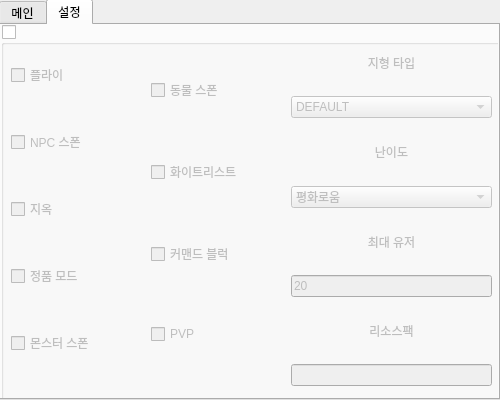
Before: the Qt Designer form main.ui in Cosine-A/EasyBukkit, drawn with Qt 5.
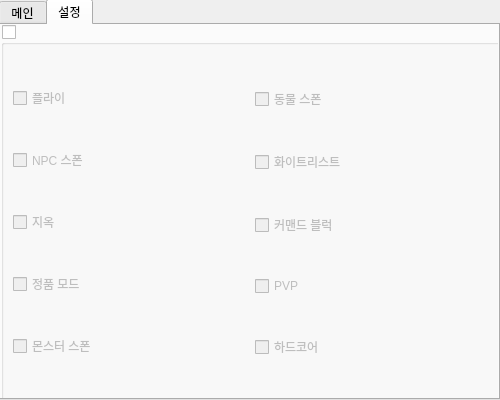
After: the same form once the commit is applied. The open tabs and pages were chosen to show the change.

What changed in the file:
```diff
--- a/main.ui
+++ b/main.ui
@@ -269,130 +269,8 @@
       <property name="checked">
        <bool>false</bool>
       </property>
-      <widget class="QWidget" name="">
-       <property name="geometry">
-        <rect>
-         <x>290</x>
-         <y>10</y>
-         <width>201</width>
-         <height>351</height>
-        </rect>
-       </property>
-       <layout class="QVBoxLayout" name="EditorLayout">
+      <layout class="QHBoxLayout" name="horizontalLayout">
         <item>
-         <widget class="QLabel" name="FlatType">
-          <property name="text">
-           <string>지형 타입</string>
-          </property>
-          <property name="alignment">
-           <set>Qt::AlignCenter</set>
-          </property>
-         </widget>
-        </item>
-        <item>
-         <widget class="QComboBox" name="FlatTypeBox">
-          <item>
-           <property name="text">
-            <string>DEFAULT</string>
-           </property>
-          </item>
-          <item>
-           <property name="text">
-            <string>flat</string>
-           </property>
-          </item>
-         </widget>
-        </item>
-        <item>
-         <widget class="QLabel" name="Difficulty">
-          <property name="text">
-           <string>난이도</string>
-          </property>
-          <property name="alignment">
-           <set>Qt::AlignCenter</set>
-          </property>
-         </widget>
-        </item>
-        <item>
-         <widget class="QComboBox" name="DifficultyBox">
-          <item>
-           <property name="text">
-            <string>평화로움</string>
-           </property>
-          </item>
-          <item>
-           <property name="text">
-            <string>쉬움</string>
-           </property>
-          </item>
-          <item>
-           <property name="text">
-            <string>보통</string>
-           </property>
-          </item>
-          <item>
-           <property name="text">
-            <string>어려움</string>
-           </property>
-          </item>
-          <item>
-           <property name="text">
-            <string>하드코어</string>
-           </property>
-          </item>
-         </widget>
-        </item>
-        <item>
-         <widget class="QLabel" name="MaxPlayer">
-          <property name="text">
-           <string>최대 유저</string>
-          </property>
-          <property name="alignment">
-           <set>Qt::AlignCenter</set>
-          </property>
-         </widget>
-        </item>
-        <item>
-         <widget class="QLineEdit" name="MaxPlayerLine">
-          <property name="baseSize">
-           <size>
-            <width>0</width>
-            <height>0</height>
-           </size>
-          </property>
-          <property name="text">
-           <string>20</string>
-          </property>
-         </widget>
-        </item>
-        <item>
-         <widget class="QLabel" name="ResourcePack">
-          <property name="text">
-           <string>리소스팩</string>
-          </property>
-          <property name="alignment">
-           <set>Qt::AlignCenter</set>
-          </property>
-         </widget>
-        </item>
-        <item>
-         <widget class="QLineEdit" name="ResourcePackLine">
-          <property name="text">
-           <string/>
-          </property>
-         </widget>
-        </item>
-       </layout>
-      </widget>
-      <widget class="QWidget" name="">
-       <property name="geometry">
-        <rect>
-         <x>10</x>
-         <y>1</y>
-         <width>141</width>
-         <height>371</height>
-        </rect>
-       </property>
        <layout class="QVBoxLayout" name="SelectorLayout">
         <item>
          <widget class="QCheckBox" name="AllowFlight">
@@ -430,16 +308,8 @@
          </widget>
         </item>
        </layout>
-      </widget>
-      <widget class="QWidget" name="">
-       <property name="geometry">
-        <rect>
-         <x>150</x>
-         <y>1</y>
-         <width>141</width>
-         <height>371</height>
-        </rect>
-       </property>
+       </item>
+       <item>
        <layout class="QVBoxLayout" name="SelectorLayout2">
         <item>
          <widget class="QCheckBox" name="SpawnAnimal">
@@ -469,8 +339,16 @@
           </property>
          </widget>
         </item>
-       </layout>
-      </widget>
+         <item>
+          <widget class="QCheckBox" name="HardCore">
+           <property name="text">
+            <string>하드코어</string>
+           </property>
+          </widget>
+         </item>
+        </layout>
+       </item>
+      </layout>
      </widget>
     </widget>
    </widget>
```
Lines whose indentation alone changed are shown as unchanged.
